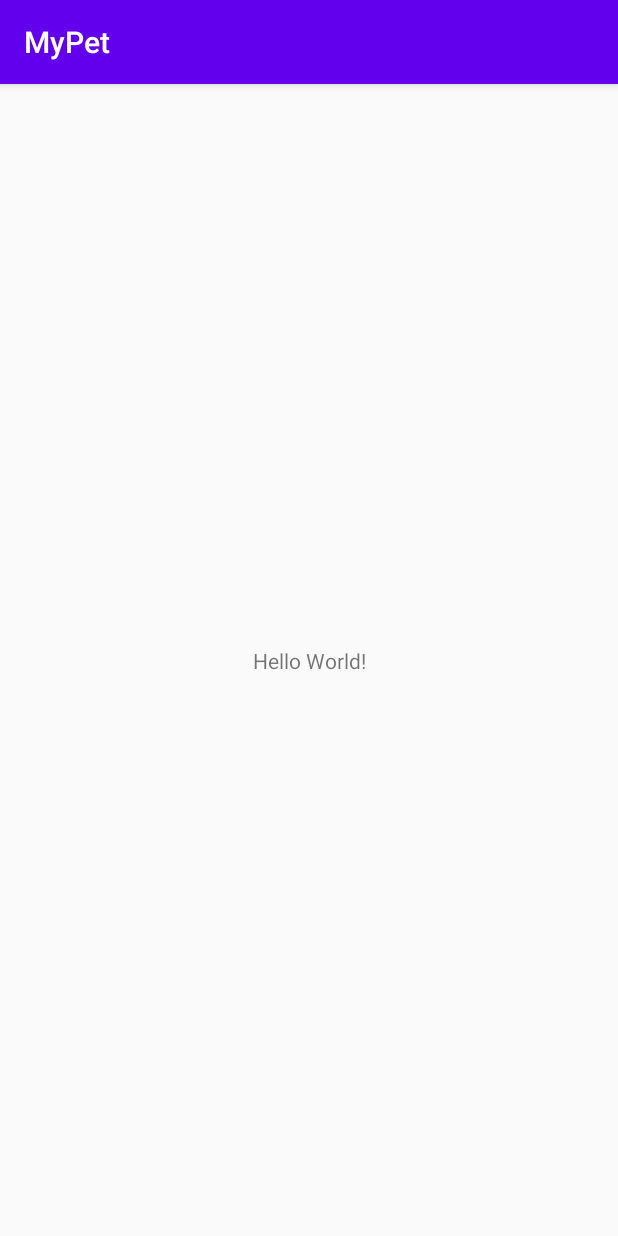
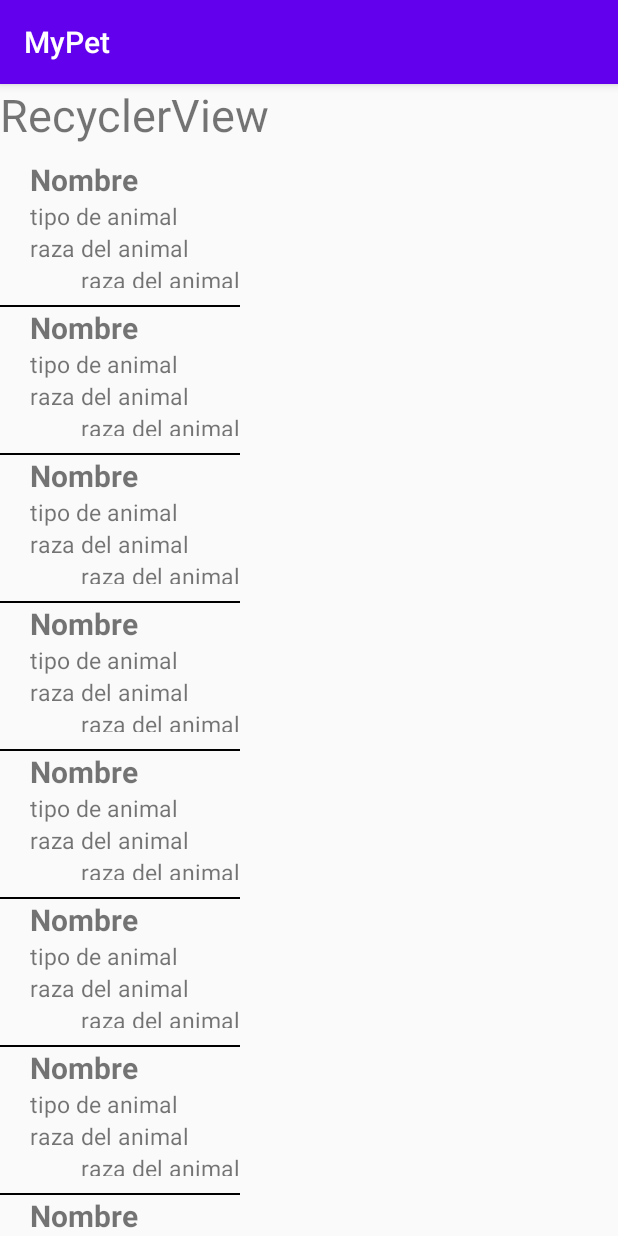
Before and after one commit to Braian-Pimentao/MyPet, an Android app: the screen it shows after launch (MainActivity), on a phone screen of 412 x 824 dp. Run offline under Robolectric (Android 15) with nearby library versions, the phone set to English and light mode, and no system bars; 1 statement that could not run was skipped.

Commit message:
Creacion de la lista de anuncios

```diff
--- a/app/build.gradle
+++ b/app/build.gradle
@@ -30,9 +30,15 @@ android {
 
 dependencies {
 
-    implementation 'com.android.support:appcompat-v7:28.0.0'
+    implementation 'androidx.legacy:legacy-support-v4:1.0.0'
     implementation 'com.android.support.constraint:constraint-layout:2.0.4'
-    testImplementation 'junit:junit:4.+'
-    androidTestImplementation 'com.android.support.test:runner:1.0.2'
+    testImplementation 'junit:junit:4.13.2'
+    implementation 'androidx.appcompat:appcompat:1.2.0'
+    implementation 'androidx.gridlayout:gridlayout:1.0.0'
     androidTestImplementation 'com.android.support.test.espresso:espresso-core:3.0.2'
+
+    //Dependencias RecyclerView
+    implementation "androidx.recyclerview:recyclerview:1.2.0"
+    // For control over item selection of both touch and mouse driven selection
+    implementation "androidx.recyclerview:recyclerview-selection:1.1.0"
 }
--- /dev/null
+++ b/app/src/main/java/com/example/mypet/AdaptadorDatos.java
@@ -0,0 +1,49 @@
+package com.example.mypet;
+
+import android.view.LayoutInflater;
+import android.view.View;
+import android.view.ViewGroup;
+import android.widget.TextView;
+
+import androidx.annotation.NonNull;
+import androidx.recyclerview.widget.RecyclerView;
+
+import java.util.ArrayList;
+
+public class AdaptadorDatos extends RecyclerView.Adapter<AdaptadorDatos.ViewHolderDatos> {
+    ArrayList<String> listDatos;
+
+    public AdaptadorDatos(ArrayList<String> listDatos) {
+        this.listDatos = listDatos;
+    }
+
+    @NonNull
+    @Override
+    public ViewHolderDatos onCreateViewHolder(@NonNull ViewGroup parent, int viewType) {
+        View view = LayoutInflater.from(parent.getContext())
+                .inflate(R.layout.lista_anuncios,null,false);
+        return new ViewHolderDatos(view);
+    }
+
+    @Override
+    public void onBindViewHolder(@NonNull ViewHolderDatos holder, int position) {
+        holder.asignarDatos(listDatos.get(position));
+    }
+
+    @Override
+    public int getItemCount() {
+        return listDatos.size();
+    }
+
+    public class ViewHolderDatos extends RecyclerView.ViewHolder {
+        TextView dato;
+        public ViewHolderDatos(@NonNull View itemView) {
+            super(itemView);
+            //dato = itemView.findViewById(R.id.mensaje);
+        }
+
+        public void asignarDatos(String s) {
+            dato.setText(s);
+        }
+    }
+}
--- /dev/null
+++ b/app/src/main/java/com/example/mypet/Animal.java
@@ -0,0 +1,9 @@
+package com.example.mypet;
+
+public class Animal {
+    private String nombre;
+    private String tipo;
+    private String raza;
+    private int foto;
+    private int  sexo;
+}
--- a/app/src/main/java/com/example/mypet/MainActivity.java
+++ b/app/src/main/java/com/example/mypet/MainActivity.java
@@ -1,13 +1,31 @@
 package com.example.mypet;
 
-import android.support.v7.app.AppCompatActivity;
+import androidx.appcompat.app.AppCompatActivity;
+import androidx.recyclerview.widget.LinearLayoutManager;
+import androidx.recyclerview.widget.RecyclerView;
+
 import android.os.Bundle;
 
+import java.util.ArrayList;
+
 public class MainActivity extends AppCompatActivity {
-
+    ArrayList<String> listaDatos;
+    RecyclerView recyclerView;
     @Override
     protected void onCreate(Bundle savedInstanceState) {
         super.onCreate(savedInstanceState);
         setContentView(R.layout.activity_main);
+
+        recyclerView = findViewById(R.id.lista_anuncios);
+        recyclerView.setLayoutManager(new LinearLayoutManager(this));
+
+        listaDatos = new ArrayList<>();
+
+        for (int i = 0; i <=50 ; i++) {
+            listaDatos.add("Dato: " +i);
+        }
+
+        AdaptadorDatos adaptadorDatos = new AdaptadorDatos(listaDatos);
+        recyclerView.setAdapter(adaptadorDatos);
     }
 }
--- a/app/src/main/res/layout/activity_main.xml
+++ b/app/src/main/res/layout/activity_main.xml
@@ -1,18 +1,25 @@
 <?xml version="1.0" encoding="utf-8"?>
-<android.support.constraint.ConstraintLayout xmlns:android="http://schemas.android.com/apk/res/android"
+<LinearLayout xmlns:android="http://schemas.android.com/apk/res/android"
     xmlns:app="http://schemas.android.com/apk/res-auto"
     xmlns:tools="http://schemas.android.com/tools"
     android:layout_width="match_parent"
     android:layout_height="match_parent"
-    tools:context=".MainActivity">
+    tools:context=".MainActivity"
+    android:orientation="vertical">
 
     <TextView
-        android:layout_width="wrap_content"
-        android:layout_height="wrap_content"
-        android:text="Hello World!"
+        android:layout_width="match_parent"
+        android:layout_height="50dp"
+        android:text="@string/recyclerview"
         app:layout_constraintBottom_toBottomOf="parent"
         app:layout_constraintLeft_toLeftOf="parent"
         app:layout_constraintRight_toRightOf="parent"
+        android:textSize="30sp"
         app:layout_constraintTop_toTopOf="parent" />
 
-</android.support.constraint.ConstraintLayout>
+    <androidx.recyclerview.widget.RecyclerView
+        android:id="@+id/lista_anuncios"
+        android:layout_width="match_parent"
+        android:layout_height="wrap_content" />
+
+</LinearLayout>
--- /dev/null
+++ b/app/src/main/res/layout/lista_anuncios.xml
@@ -0,0 +1,79 @@
+<?xml version="1.0" encoding="utf-8"?>
+<LinearLayout xmlns:android="http://schemas.android.com/apk/res/android"
+    xmlns:app="http://schemas.android.com/apk/res-auto"
+    xmlns:tools="http://schemas.android.com/tools"
+    android:orientation="vertical" android:layout_width="match_parent"
+    android:layout_height="match_parent">
+
+
+    <LinearLayout
+        android:layout_width="match_parent"
+        android:layout_height="86dp"
+        android:orientation="horizontal">
+
+        <ImageView
+            android:layout_margin="10dp"
+            android:id="@+id/imagen"
+            android:layout_width="wrap_content"
+            android:layout_height="wrap_content"
+            android:layout_weight="0"
+            android:contentDescription="@string/desc_img_animal"
+            tools:src="@mipmap/ic_launcher" />
+
+        <LinearLayout
+            android:layout_width="wrap_content"
+            android:layout_height="wrap_content"
+            android:orientation="vertical">
+
+            <TextView
+                android:id="@+id/nombre"
+                android:layout_width="wrap_content"
+                android:layout_height="wrap_content"
+                android:text="@string/nombre_animal"
+                android:textSize="20sp"
+                android:textStyle="bold" />
+
+            <TextView
+                android:id="@+id/tipo_animal"
+                android:layout_width="wrap_content"
+                android:layout_height="wrap_content"
+                android:text="@string/tipo_animal"
+                android:textSize="15sp" />
+
+            <TextView
+                android:id="@+id/raza_animal"
+                android:layout_width="wrap_content"
+                android:layout_height="wrap_content"
+                android:text="@string/raza_animal"
+                android:textSize="15sp" />
+
+            <LinearLayout
+                android:layout_width="wrap_content"
+                android:layout_height="wrap_content"
+                android:orientation="horizontal">
+
+                <ImageView
+                    android:id="@+id/sexo"
+                    android:layout_width="34dp"
+                    android:layout_height="wrap_content"
+                    android:layout_weight="0"
+                    android:contentDescription="@string/desc_img_animal"
+                    tools:src="@mipmap/ic_launcher" />
+
+                <TextView
+                    android:id="@+id/edad_animal"
+                    android:layout_width="wrap_content"
+                    android:layout_height="wrap_content"
+                    android:text="@string/raza_animal"
+                    android:textSize="15sp" />
+            </LinearLayout>
+        </LinearLayout>
+    </LinearLayout>
+
+    <TextView
+        android:layout_width="match_parent"
+        android:layout_height="1dp"
+        android:background="@color/black"
+        android:layout_marginTop="11dp"/>
+
+</LinearLayout>
--- a/app/src/main/res/values/strings.xml
+++ b/app/src/main/res/values/strings.xml
@@ -1,3 +1,9 @@
 <resources>
     <string name="app_name">MyPet</string>
+    <string name="recyclerview">RecyclerView</string>
+    <string name="textview">TextView</string>
+    <string name="desc_img_animal">Imagen del animal</string>
+    <string name="nombre_animal">Nombre</string>
+    <string name="raza_animal">raza del animal</string>
+    <string name="tipo_animal">tipo de animal</string>
 </resources>
--- a/build.gradle
+++ b/build.gradle
@@ -19,6 +19,8 @@ allprojects {
     }
 }
 
+
+
 task clean(type: Delete) {
     delete rootProject.buildDir
 }
--- a/gradle.properties
+++ b/gradle.properties
@@ -7,6 +7,8 @@
 # Specifies the JVM arguments used for the daemon process.
 # The setting is particularly useful for tweaking memory settings.
 org.gradle.jvmargs=-Xmx2048m -Dfile.encoding=UTF-8
+android.useAndroidX=true
+android.enableJetifier=true
 # When configured, Gradle will run in incubating parallel mode.
 # This option should only be used with decoupled projects. More details, visit
 # http://www.gradle.org/docs/current/userguide/multi_project_builds.html#sec:decoupled_projects
```
Also changed, not shown: gradle/wrapper/gradle-wrapper.properties, 1 other file.
